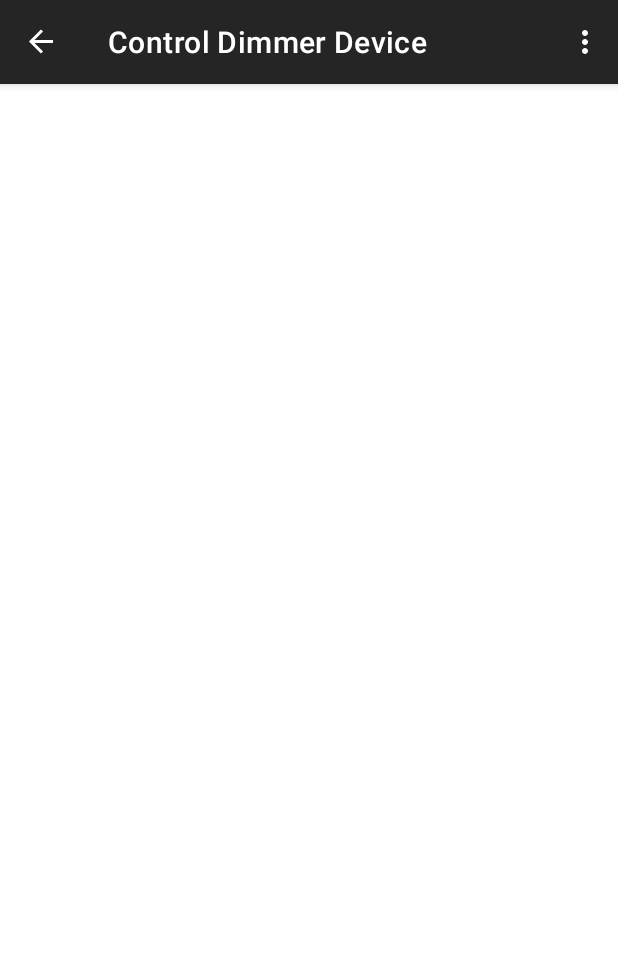
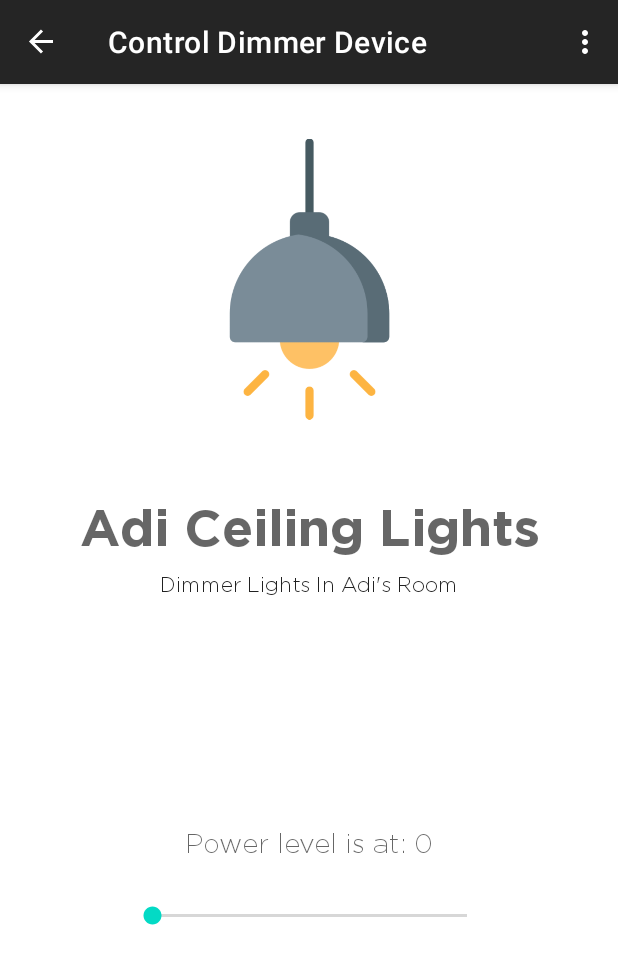
Before and after one commit to crocplays/SARAH-2.0, an Android app: the screen it shows after launch (MainActivity), after a tap on "Adi Ceiling Lights", on a phone screen of 412 x 824 dp. Shown: the top 964 px of the screen. Run offline under Robolectric (Android 15) with nearby library versions, the phone set to English and light mode, and no system bars; our stand-ins replace navigation-ui.

Commit message:
added dimmer device fragment

```diff
--- a/SmartHome/app/build.gradle
+++ b/SmartHome/app/build.gradle
@@ -1,6 +1,8 @@
 plugins {
     id 'com.android.application'
     id 'org.jetbrains.kotlin.android'
+    id 'androidx.navigation.safeargs.kotlin'
+    id 'kotlin-parcelize'
 }
 
 android {
@@ -35,17 +37,22 @@ android {
 }
 
 dependencies {
+    def nav_version = "2.5.3"
 
     implementation 'androidx.core:core-ktx:1.7.0'
     implementation 'androidx.appcompat:appcompat:1.3.0'
     implementation 'com.google.android.material:material:1.4.0'
     implementation 'androidx.constraintlayout:constraintlayout:2.0.4'
-    implementation 'androidx.navigation:navigation-fragment-ktx:2.3.5'
-    implementation 'androidx.navigation:navigation-ui-ktx:2.3.5'
+
+    implementation "androidx.navigation:navigation-fragment-ktx:$nav_version"
+    implementation "androidx.navigation:navigation-ui-ktx:$nav_version"
+
     implementation("androidx.recyclerview:recyclerview:1.2.1")
     // For control over item selection of both touch and mouse driven selection
     implementation("androidx.recyclerview:recyclerview-selection:1.1.0")
     testImplementation 'junit:junit:4.13.2'
     androidTestImplementation 'androidx.test.ext:junit:1.1.3'
     androidTestImplementation 'androidx.test.espresso:espresso-core:3.4.0'
+
+
 }
--- a/SmartHome/app/src/main/java/com/example/smarthome/data/Device.kt
+++ b/SmartHome/app/src/main/java/com/example/smarthome/data/Device.kt
@@ -1,8 +1,11 @@
 package com.example.smarthome.data
 
+import android.os.Parcelable
 import androidx.annotation.DrawableRes
+import kotlinx.parcelize.Parcelize
 
-class Device(
+@Parcelize
+data class Device(
     var deviceId : Long,
     var deviceType : Int ,
     @DrawableRes
@@ -10,7 +13,7 @@ class Device(
     var deviceName : String ,
     var deviceDescription : String
 
-    ) {
+    ):Parcelable {
 
 
 
--- a/SmartHome/app/src/main/java/com/example/smarthome/deviceList/MainMenuFragment.kt
+++ b/SmartHome/app/src/main/java/com/example/smarthome/deviceList/MainMenuFragment.kt
@@ -18,6 +18,7 @@ import com.example.smarthome.data.Device
 import com.example.smarthome.databinding.MainMenuFragmentBinding
 import com.example.smarthome.fragments.MainActivity
 import com.example.smarthome.data.DataSource
+import com.example.smarthome.fragments.DimmerDeviceControlFragmentDirections
 import java.util.*
 
 
@@ -67,13 +68,6 @@ class MainMenuFragment : Fragment() {
             tod = "requireContext Exception"
             throw e
         }
-
-    }
-
-
-
-    override fun onAttach(context: Context) {
-        super.onAttach(context)
 
     }
 
@@ -134,9 +128,18 @@ class MainMenuFragment : Fragment() {
     private fun adapterOnClick(device: Device) {
         try {
         when(device.deviceType) {
-            1 -> findNavController().navigate(R.id.action_FirstFragment_to_DimmerDeviceFragment)
-            2 -> findNavController().navigate(R.id.action_FirstFragment_to_SecondFragment)
-            3 -> findNavController().navigate(R.id.action_FirstFragment_to_SecondFragment)
+            1 -> {  //dimmer type
+                val action = MainMenuFragmentDirections.actionFirstFragmentToDimmerDeviceFragment(device)
+                findNavController().navigate(action)}
+
+            2 -> { //toggle type
+                findNavController().navigate(R.id.action_FirstFragment_to_SecondFragment)
+            }
+
+            3 -> {
+                findNavController().navigate(R.id.action_FirstFragment_to_SecondFragment)
+            }
+
             else -> {
                 throw Exception("device type error")
             }
--- a/SmartHome/app/src/main/java/com/example/smarthome/fragments/DimmerDeviceControlFragment.kt
+++ b/SmartHome/app/src/main/java/com/example/smarthome/fragments/DimmerDeviceControlFragment.kt
@@ -1,8 +1,81 @@
 package com.example.smarthome.fragments
 
+import android.os.Bundle
+import android.util.Log
+import android.view.LayoutInflater
+import android.view.View
+import android.view.ViewGroup
+import android.widget.SeekBar
+import android.widget.SeekBar.OnSeekBarChangeListener
 import androidx.fragment.app.Fragment
+import androidx.navigation.fragment.navArgs
+import com.example.smarthome.databinding.DimmerDeviceControlBinding
+
 
 class DimmerDeviceControlFragment : Fragment() {
+    private var _binding : DimmerDeviceControlBinding? = null
+    private val binding get() = _binding!!
+
+    //Access to chosen device in fragment
+    private val args : DimmerDeviceControlFragmentArgs by navArgs()
+
+
+    override fun onCreateView(
+        inflater: LayoutInflater, container: ViewGroup?, savedInstanceState: Bundle?): View? {
+        _binding = DimmerDeviceControlBinding.inflate(inflater, container, false)
+
+        val deviceName = args.device.deviceName
+        val deviceDesc = args.device.deviceDescription
+        val deviceId = args.device.deviceId
+        val deviceIcon = args.device.deviceIcon
+
+        val powerLevel = binding.seekBarPowerLevel.progress
+        binding.textViewPowerLevel.text = "Power level is at: $powerLevel"
+
+        if (deviceIcon != null) {
+            binding.imageViewDeviceIcon.setImageResource(deviceIcon)
+        }
+        binding.textViewDeviceName.text = deviceName
+        binding.textViewDeviceDesc.text = deviceDesc
+
+
+        binding.seekBarPowerLevel.setOnSeekBarChangeListener(object :SeekBar.OnSeekBarChangeListener{
+            override fun onProgressChanged(seekBar: SeekBar, progress: Int, fromUser: Boolean) {
+                // here, you react to the value being set in seekBar
+                binding.textViewPowerLevel.text = "Power level is at: $progress"
+            }
+
+            override fun onStartTrackingTouch(seekBar: SeekBar) {
+                // you can probably leave this empty
+            }
+
+            override fun onStopTrackingTouch(seekBar: SeekBar) {
+                // you can probably leave this empty
+            }
+        })
+
+
+
+
+
+        return binding.root
+    }
+
+    override fun onViewCreated(view: View, savedInstanceState: Bundle?) {
+        super.onViewCreated(view, savedInstanceState)
+
+    }
+
+    override fun onResume() {
+        super.onResume()
+
+    }
+
+    override fun onDestroyView() {
+        super.onDestroyView()
+        _binding = null
+    }
+
 
 
 }
--- a/SmartHome/app/src/main/res/layout/device_control_layout.xml
+++ /dev/null
@@ -1,6 +0,0 @@
-<?xml version="1.0" encoding="utf-8"?>
-<androidx.constraintlayout.widget.ConstraintLayout xmlns:android="http://schemas.android.com/apk/res/android"
-    android:layout_width="match_parent"
-    android:layout_height="match_parent">
-
-</androidx.constraintlayout.widget.ConstraintLayout>
--- /dev/null
+++ b/SmartHome/app/src/main/res/layout/dimmer_device_control.xml
@@ -0,0 +1,60 @@
+<?xml version="1.0" encoding="utf-8"?>
+<androidx.constraintlayout.widget.ConstraintLayout xmlns:android="http://schemas.android.com/apk/res/android"
+    xmlns:app="http://schemas.android.com/apk/res-auto"
+    xmlns:tools="http://schemas.android.com/tools"
+    android:layout_width="match_parent"
+    android:layout_height="match_parent">
+
+    <TextView
+        android:id="@+id/textViewDeviceName"
+        android:layout_width="wrap_content"
+        android:layout_height="wrap_content"
+        android:layout_marginTop="16dp"
+        android:fontFamily="@font/gothambold"
+        android:text="Device Name"
+        android:textAppearance="@style/TextAppearance.AppCompat.Display1"
+        app:layout_constraintEnd_toEndOf="parent"
+        app:layout_constraintStart_toStartOf="parent"
+        app:layout_constraintTop_toBottomOf="@+id/imageViewDeviceIcon" />
+
+    <TextView
+        android:id="@+id/textViewDeviceDesc"
+        android:layout_width="wrap_content"
+        android:layout_height="wrap_content"
+        android:layout_marginTop="12dp"
+        android:fontFamily="@font/gotham_light"
+        android:text="Device Description"
+        android:textAppearance="@style/TextAppearance.AppCompat.Body1"
+        app:layout_constraintEnd_toEndOf="parent"
+        app:layout_constraintStart_toStartOf="parent"
+        app:layout_constraintTop_toBottomOf="@+id/textViewDeviceName" />
+
+    <ImageView
+        android:id="@+id/imageViewDeviceIcon"
+        android:layout_width="187dp"
+        android:layout_height="260dp"
+        app:layout_constraintEnd_toEndOf="parent"
+        app:layout_constraintStart_toStartOf="parent"
+        app:layout_constraintTop_toTopOf="parent"
+        app:srcCompat="@drawable/lights" />
+
+    <SeekBar
+        android:id="@+id/seekBarPowerLevel"
+        android:layout_width="242dp"
+        android:layout_height="77dp"
+        app:layout_constraintBottom_toBottomOf="parent"
+        app:layout_constraintEnd_toEndOf="parent"
+        app:layout_constraintStart_toStartOf="parent"
+        app:layout_constraintTop_toBottomOf="@+id/textViewDeviceDesc" />
+
+    <TextView
+        android:id="@+id/textViewPowerLevel"
+        android:layout_width="wrap_content"
+        android:layout_height="wrap_content"
+        android:fontFamily="@font/gotham_light"
+        android:text="Power Level"
+        android:textAppearance="@style/TextAppearance.AppCompat.Medium"
+        app:layout_constraintBottom_toTopOf="@+id/seekBarPowerLevel"
+        app:layout_constraintEnd_toEndOf="parent"
+        app:layout_constraintStart_toStartOf="parent" />
+</androidx.constraintlayout.widget.ConstraintLayout>
--- a/SmartHome/app/src/main/res/navigation/nav_graph.xml
+++ b/SmartHome/app/src/main/res/navigation/nav_graph.xml
@@ -32,10 +32,14 @@
         android:id="@+id/DimmerDeviceFragment"
         android:name="com.example.smarthome.fragments.DimmerDeviceControlFragment"
         android:label="@string/dimmer_device_fragment_label"
-        tools:layout="@layout/device_control_layout">
+        tools:layout="@layout/dimmer_device_control">
+
         <action
             android:id="@+id/action_dimmer_device_control_to_mainMenuFragment"
             app:destination="@id/FirstFragment"/>
+        <argument
+            android:name="device"
+            app:argType="com.example.smarthome.data.Device" />
     </fragment>
 
 
--- a/SmartHome/build.gradle
+++ b/SmartHome/build.gradle
@@ -1,16 +1,21 @@
 // Top-level build file where you can add configuration options common to all sub-projects/modules.
+buildscript {
+    repositories {
+        google()
+    }
+    dependencies {
+//    implementation  'com.github.nkzawa:socket.io-client:0.6.0'
+        classpath("androidx.navigation:navigation-safe-args-gradle-plugin:2.5.3")
+
+    }
+}
+
 plugins {
     id 'com.android.application' version '7.3.1' apply false
     id 'com.android.library' version '7.3.1' apply false
     id 'org.jetbrains.kotlin.android' version '1.5.30' apply false
 }
 
-dependencies {
-//    implementation  'com.github.nkzawa:socket.io-client:0.6.0'
-
-
-
-}
 
 task clean(type: Delete) {
     delete rootProject.buildDir
```
